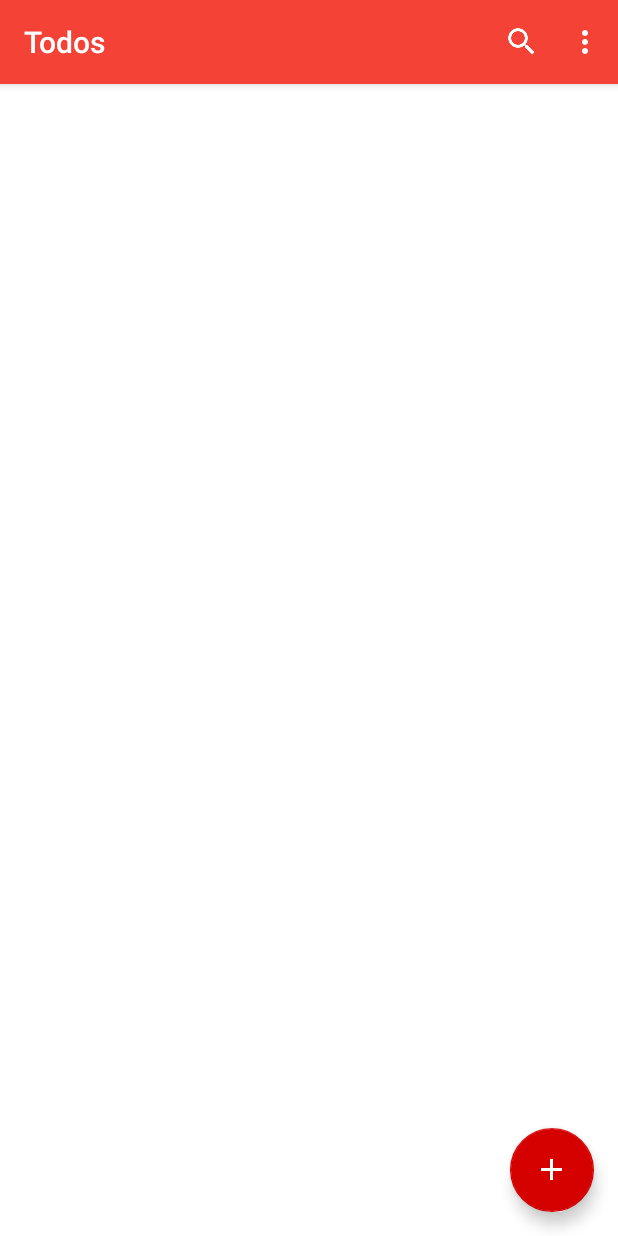
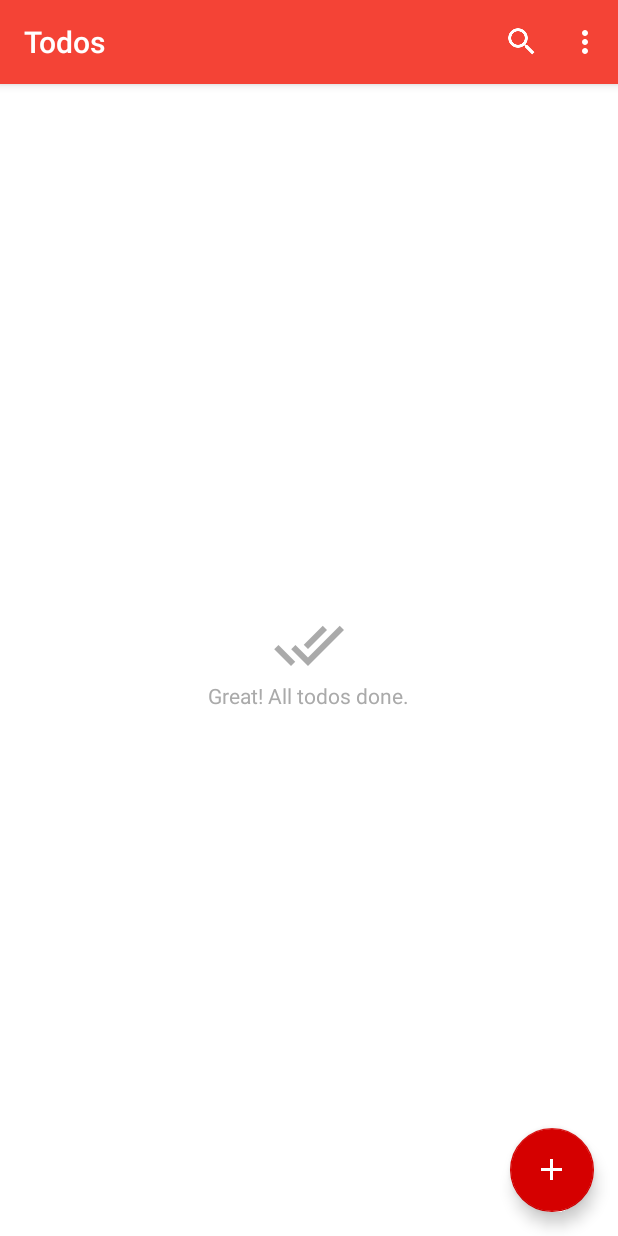
Before and after one commit to hitanshu-dhawan/Todo, an Android app: the screen it shows after launch (MainActivity), on a phone screen of 412 x 824 dp. Run offline under Robolectric (Android 15) with nearby library versions, the phone set to English and light mode, and no system bars; libraries missing offline, so code that uses them is left out: jp.wasabeef.recyclerview; 4 statements that could not run were skipped.

Commit message:
UI improvements

```diff
--- a/app/src/main/AndroidManifest.xml
+++ b/app/src/main/AndroidManifest.xml
@@ -12,7 +12,8 @@
         <activity
             android:name=".MainActivity"
             android:label="Todo"
-            android:theme="@style/AppTheme.NoActionBar">
+            android:theme="@style/AppTheme.NoActionBar"
+            android:windowSoftInputMode="adjustPan">
             <intent-filter>
                 <action android:name="android.intent.action.MAIN" />
 
--- a/app/src/main/java/com/hitanshudhawan/todo/MainActivity.java
+++ b/app/src/main/java/com/hitanshudhawan/todo/MainActivity.java
@@ -28,6 +28,7 @@ import android.view.MenuItem;
 import android.view.View;
 import android.widget.DatePicker;
 import android.widget.EditText;
+import android.widget.LinearLayout;
 import android.widget.TimePicker;
 
 import java.util.ArrayList;
@@ -42,6 +43,8 @@ public class MainActivity extends AppCompatActivity {
     RecyclerView mRecyclerView;
     ArrayList<Todo> mTodos;
     TodoListAdapter mAdapter;
+
+    LinearLayout mEmptyView;
 
     ArrayList<Todo> mSelectedTodos;
     boolean isMultiSelect;
@@ -75,6 +78,7 @@ public class MainActivity extends AppCompatActivity {
                         doneTodos.add(mSelectedTodos.get(i).getId());
                     }
                     mAdapter.notifyDataSetChanged();
+                    checkIfRecyclerViewEmpty();
 
                     Snackbar doneSnackbar;
                     if(mSelectedTodos.size() == 1)
@@ -90,6 +94,7 @@ public class MainActivity extends AppCompatActivity {
                             mTodos.clear();
                             mTodos.addAll(fetchTodosFromDB());
                             mAdapter.notifyDataSetChanged();
+                            checkIfRecyclerViewEmpty();
                         }
                     });
                     doneSnackbar.show();
@@ -107,6 +112,7 @@ public class MainActivity extends AppCompatActivity {
             isMultiSelect = false;
             mSelectedTodos.clear();
             mAdapter.notifyDataSetChanged();
+            checkIfRecyclerViewEmpty();
         }
     };
 
@@ -120,6 +126,7 @@ public class MainActivity extends AppCompatActivity {
 
         mRecyclerView = (RecyclerView) findViewById(R.id.todoRecyclerView);
         mFab = (FloatingActionButton) findViewById(R.id.fab);
+        mEmptyView = (LinearLayout) findViewById(R.id.empty_view);
 
         setTitle("Todos");
         initRecyclerView();
@@ -140,6 +147,8 @@ public class MainActivity extends AppCompatActivity {
         mRecyclerView.setItemAnimator(new FadeInRightAnimator());
         mRecyclerView.getItemAnimator().setAddDuration(300);
         mRecyclerView.getItemAnimator().setRemoveDuration(300);
+
+        checkIfRecyclerViewEmpty();
 
         mRecyclerView.addOnItemTouchListener(new RecyclerItemClickListener(MainActivity.this, mRecyclerView, new RecyclerItemClickListener.OnItemClickListener() {
             @Override
@@ -191,7 +200,7 @@ public class MainActivity extends AppCompatActivity {
                 final long id = mTodos.get(position).getId();
 
                 if (direction == ItemTouchHelper.RIGHT) {
-
+                    // Task Done.
                     mTodos.remove(position);
                     mAdapter.notifyItemRemoved(position);
                     updateTodoDoneIntoDB(id,true);
@@ -203,12 +212,21 @@ public class MainActivity extends AppCompatActivity {
                             mTodos.add(position,getTodofromIDfromDB(id));
                             mAdapter.notifyItemInserted(position);
                             updateTodoDoneIntoDB(id,false);
+                            checkIfRecyclerViewEmpty();
+                        }
+                    });
+                    doneSnackbar.addCallback(new Snackbar.Callback() {
+                        @Override
+                        public void onDismissed(Snackbar transientBottomBar, int event) {
+                            if(event == DISMISS_EVENT_CONSECUTIVE || event == DISMISS_EVENT_SWIPE || event == DISMISS_EVENT_TIMEOUT) {
+                                checkIfRecyclerViewEmpty();
+                            }
                         }
                     });
                     doneSnackbar.show();
                 }
                 else {
-
+                    // Change Date and Time.
                     final Calendar currentDateTime = Calendar.getInstance();
                     final Calendar todoDateTime = Calendar.getInstance();
                     DatePickerDialog datePickerDialog = new DatePickerDialog(MainActivity.this, new DatePickerDialog.OnDateSetListener() {
@@ -309,7 +327,8 @@ public class MainActivity extends AppCompatActivity {
                         Todo todo = new Todo(id, todoEditText.getText().toString(),Long.MIN_VALUE);
 
                         mTodos.add(0,todo);
-                        mAdapter.notifyItemInserted(0);
+                        mAdapter.notifyDataSetChanged();
+                        checkIfRecyclerViewEmpty();
 
                         // todo add in sorted order.
                         //
@@ -347,8 +366,6 @@ public class MainActivity extends AppCompatActivity {
     public boolean onCreateOptionsMenu(Menu menu) {
         getMenuInflater().inflate(R.menu.menu_main, menu);
 
-        // TODO hide fab when searching
-
         MenuItem searchMenuItem = menu.findItem(R.id.search_item);
         mSearchView = (SearchView) searchMenuItem.getActionView();
         mSearchView.setOnQueryTextListener(new SearchView.OnQueryTextListener() {
@@ -380,8 +397,6 @@ public class MainActivity extends AppCompatActivity {
             }
         });
 
-
-
         return true;
     }
 
@@ -390,10 +405,21 @@ public class MainActivity extends AppCompatActivity {
 
         int id = item.getItemId();
         switch (id) {
-
+            // todo add menu items
         }
 
         return super.onOptionsItemSelected(item);
+    }
+
+    private void checkIfRecyclerViewEmpty() {
+        if(mTodos.isEmpty()) {
+            mRecyclerView.setVisibility(View.GONE);
+            mEmptyView.setVisibility(View.VISIBLE);
+        }
+        else {
+            mRecyclerView.setVisibility(View.VISIBLE);
+            mEmptyView.setVisibility(View.GONE);
+        }
     }
 
     private ArrayList<Todo> fetchTodosFromDB() {
--- a/app/src/main/res/layout/content_main.xml
+++ b/app/src/main/res/layout/content_main.xml
@@ -15,4 +15,26 @@
         android:layout_height="match_parent">
     </android.support.v7.widget.RecyclerView>
 
+    <LinearLayout
+        android:id="@+id/empty_view"
+        android:layout_width="match_parent"
+        android:layout_height="match_parent"
+        android:orientation="vertical"
+        android:layout_gravity="center"
+        android:gravity="center"
+        android:visibility="gone">
+
+        <ImageView
+            android:src="@mipmap/ic_done_all_black_48dp"
+            android:tint="@android:color/darker_gray"
+            android:layout_width="wrap_content"
+            android:layout_height="wrap_content" />
+        <TextView
+            android:text="Great! All todos done."
+            android:textColor="@android:color/darker_gray"
+            android:layout_width="wrap_content"
+            android:layout_height="wrap_content" />
+
+    </LinearLayout>
+
 </FrameLayout>
```
Also changed, not shown: app/src/main/res/mipmap-hdpi/ic_done_all_black_48dp.png (added), app/src/main/res/mipmap-mdpi/ic_done_all_black_48dp.png (added), app/src/main/res/mipmap-xhdpi/ic_done_all_black_48dp.png (added), app/src/main/res/mipmap-xxhdpi/ic_done_all_black_48dp.png (added), app/src/main/res/mipmap-xxxhdpi/ic_done_all_black_48dp.png (added).
